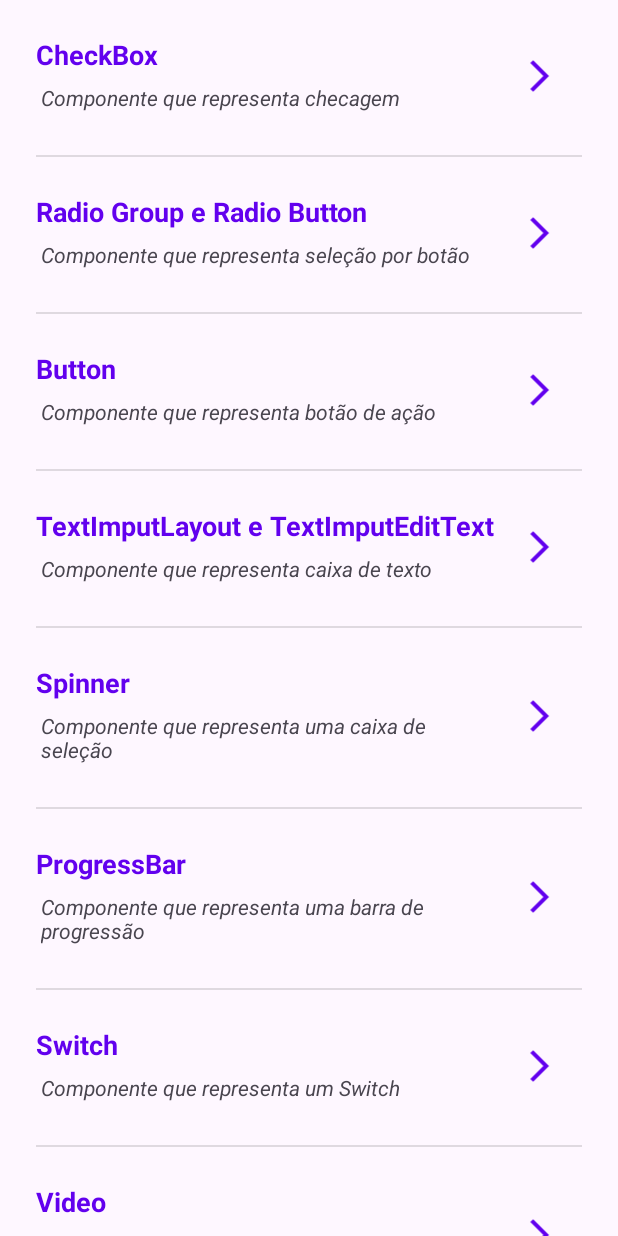
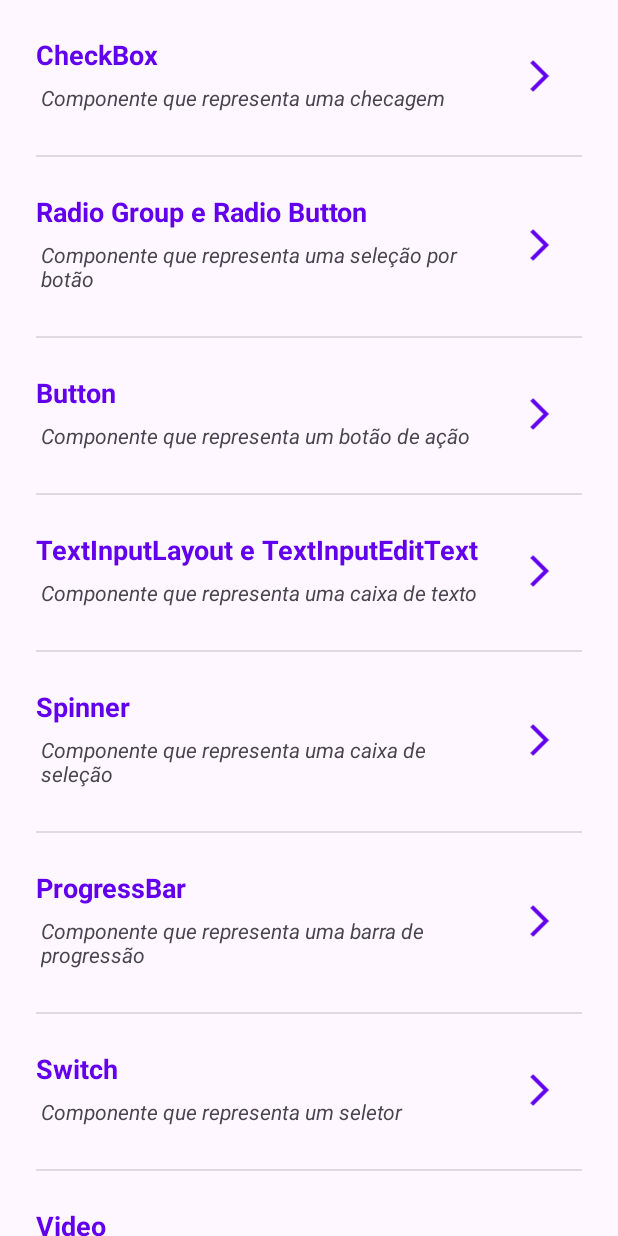
Before and after one commit to mateusayres/android-kotlin-project-for-study, an Android app: the ListaActivity screen opened directly, with no data from a screen before it, on a phone screen of 412 x 824 dp. Run offline under Robolectric (Android 15) with nearby library versions, the phone set to English and light mode, and no system bars.

Commit message:
Changed text of ListaActivity.kt

```diff
--- a/app/src/main/java/br/com/projectforstudy/activity/ListaActivity.kt
+++ b/app/src/main/java/br/com/projectforstudy/activity/ListaActivity.kt
@@ -28,22 +28,22 @@ class ListaActivity : AppCompatActivity() {
         val compCheckBox = Componente(
             1 ,
             "CheckBox",
-            "Componente que representa checagem"
+            "Componente que representa uma checagem"
         )
         val compRadio = Componente(
             2,
             "Radio Group e Radio Button",
-            "Componente que representa seleção por botão"
+            "Componente que representa uma seleção por botão"
         )
         val compButton = Componente(
             3,
             "Button",
-            "Componente que representa botão de ação"
+            "Componente que representa um botão de ação"
         )
         val compTextImput = Componente(
             4,
-            "TextImputLayout e TextImputEditText",
-            "Componente que representa caixa de texto"
+            "TextInputLayout e TextInputEditText",
+            "Componente que representa uma caixa de texto"
         )
         val compSpinner = Componente(
             5,
@@ -58,7 +58,7 @@ class ListaActivity : AppCompatActivity() {
         val compSwitch = Componente(
             7,
             "Switch",
-            "Componente que representa um Switch"
+            "Componente que representa um seletor"
         )
         val compVideo = Componente(
             8,
```
Also changed, not shown: 1 other file.
